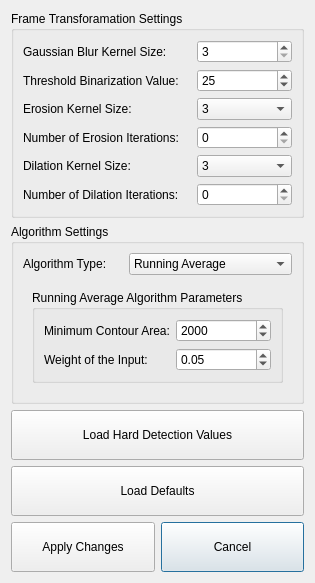
Old version of the form ui/motionDetectionSettingsDialog.ui in the repository dmitar257/MotionDetector.
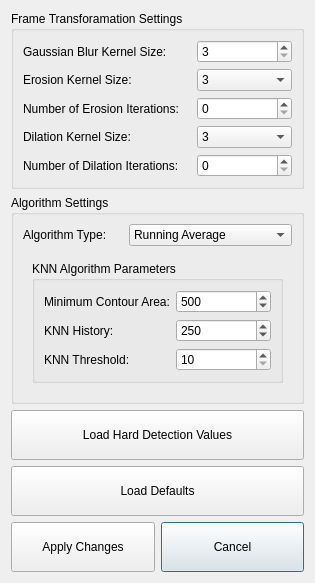
New version of the form.

```diff
--- a/ui/motionDetectionSettingsDialog.ui
+++ b/ui/motionDetectionSettingsDialog.ui
@@ -21,32 +21,27 @@
      </property>
      <layout class="QGridLayout" name="gridLayout_2">
       <item row="3" column="2">
-       <widget class="QSpinBox" name="ErosionNumOfItersSpinBox"/>
-      </item>
-      <item row="2" column="0">
-       <widget class="QLabel" name="ErosionKernelSizeLabel">
-        <property name="text">
-         <string>Erosion Kernel Size:</string>
+       <widget class="QComboBox" name="DilationKernelSizeComboBox">
+        <property name="currentIndex">
+         <number>0</number>
         </property>
+        <item>
+         <property name="text">
+          <string>3</string>
+         </property>
+        </item>
+        <item>
+         <property name="text">
+          <string>5</string>
+         </property>
+        </item>
+        <item>
+         <property name="text">
+          <string>7</string>
+         </property>
+        </item>
        </widget>
       </item>
-      <item row="0" column="0" colspan="2">
-       <widget class="QLabel" name="GaussianBlurKernleSizeLabel">
-        <property name="text">
-         <string>Gaussian Blur Kernel Size:</string>
-        </property>
-       </widget>
-      </item>
-      <item row="4" column="0">
-       <widget class="QLabel" name="DilationKernelSizeLabel">
-        <property name="text">
-         <string>Dilation Kernel Size:</string>
-        </property>
-       </widget>
-      </item>
-      <item row="5" column="2">
-       <widget class="QSpinBox" name="DilationNumOfItersSpinBox"/>
-      </item>
       <item row="0" column="2">
        <widget class="QSpinBox" name="GaussianBlurKernleSizeSpinBox">
         <property name="minimumSize">
@@ -66,24 +61,15 @@
         </property>
        </widget>
       </item>
+      <item row="1" column="0">
+       <widget class="QLabel" name="ErosionKernelSizeLabel">
+        <property name="text">
+         <string>Erosion Kernel Size:</string>
+        </property>
+       </widget>
+      </item>
       <item row="1" column="2">
-       <widget class="QSpinBox" name="ThresholdBinarizationSpinBox">
-        <property name="minimum">
-         <number>0</number>
-        </property>
-        <property name="maximum">
-         <number>255</number>
-        </property>
-        <property name="singleStep">
-         <number>1</number>
-        </property>
-        <property name="value">
-         <number>25</number>
-        </property>
-       </widget>
-      </item>
-      <item row="4" column="2">
-       <widget class="QComboBox" name="DilationKernelSizeComboBox">
+       <widget class="QComboBox" name="ErosionKernelSizeComboBox">
         <property name="currentIndex">
          <number>0</number>
         </property>
@@ -104,48 +90,39 @@
         </item>
        </widget>
       </item>
-      <item row="5" column="0" colspan="2">
+      <item row="3" column="0">
+       <widget class="QLabel" name="DilationKernelSizeLabel">
+        <property name="text">
+         <string>Dilation Kernel Size:</string>
+        </property>
+       </widget>
+      </item>
+      <item row="2" column="2">
+       <widget class="QSpinBox" name="ErosionNumOfItersSpinBox"/>
+      </item>
+      <item row="4" column="0" colspan="2">
        <widget class="QLabel" name="DilationNumOfItersLabel">
         <property name="text">
          <string>Number of Dilation Iterations:</string>
         </property>
        </widget>
       </item>
-      <item row="3" column="0" colspan="2">
+      <item row="0" column="0" colspan="2">
+       <widget class="QLabel" name="GaussianBlurKernleSizeLabel">
+        <property name="text">
+         <string>Gaussian Blur Kernel Size:</string>
+        </property>
+       </widget>
+      </item>
+      <item row="2" column="0" colspan="2">
        <widget class="QLabel" name="ErosionNumOfItersLabel">
         <property name="text">
          <string>Number of Erosion Iterations:</string>
         </property>
        </widget>
       </item>
-      <item row="2" column="2">
-       <widget class="QComboBox" name="ErosionKernelSizeComboBox">
-        <property name="currentIndex">
-         <number>0</number>
-        </property>
-        <item>
-         <property name="text">
-          <string>3</string>
-         </property>
-        </item>
-        <item>
-         <property name="text">
-          <string>5</string>
-         </property>
-        </item>
-        <item>
-         <property name="text">
-          <string>7</string>
-         </property>
-        </item>
-       </widget>
-      </item>
-      <item row="1" column="0" colspan="2">
-       <widget class="QLabel" name="ThresholdBinarizationLabel">
-        <property name="text">
-         <string>Threshold Binarization Value:</string>
-        </property>
-       </widget>
+      <item row="4" column="2">
+       <widget class="QSpinBox" name="DilationNumOfItersSpinBox"/>
       </item>
      </layout>
     </widget>
@@ -204,7 +181,7 @@
       <item row="1" column="0" colspan="2">
        <widget class="QStackedWidget" name="stackedWidget">
         <property name="currentIndex">
-         <number>0</number>
+         <number>2</number>
         </property>
         <widget class="QWidget" name="page">
          <layout class="QGridLayout" name="gridLayout_4">
@@ -348,6 +325,119 @@
                </property>
               </widget>
              </item>
+             <item row="0" column="0">
+              <widget class="QLabel" name="GMMinAreaLabel">
+               <property name="text">
+                <string>Minimum Contour Area:</string>
+               </property>
+              </widget>
+             </item>
+             <item row="2" column="0">
+              <widget class="QLabel" name="ThresholdGaussianMixtureLabel">
+               <property name="text">
+                <string>Threshold VAR:</string>
+               </property>
+              </widget>
+             </item>
+             <item row="2" column="2">
+              <widget class="QSpinBox" name="ThresholdGaussianMixtureSpinBox">
+               <property name="minimum">
+                <number>10</number>
+               </property>
+               <property name="maximum">
+                <number>150</number>
+               </property>
+              </widget>
+             </item>
+            </layout>
+           </widget>
+          </item>
+         </layout>
+        </widget>
+        <widget class="QWidget" name="page_3">
+         <layout class="QGridLayout" name="gridLayout_8">
+          <item row="0" column="0">
+           <widget class="QGroupBox" name="groupBox_5">
+            <property name="title">
+             <string>KNN Algorithm Parameters</string>
+            </property>
+            <layout class="QGridLayout" name="gridLayout_7">
+             <item row="1" column="0">
+              <widget class="QLabel" name="KNNHistoryLabel">
+               <property name="text">
+                <string>KNN History:</string>
+               </property>
+              </widget>
+             </item>
+             <item row="0" column="2">
+              <widget class="QSpinBox" name="KNNMinAreaSpinBox">
+               <property name="minimumSize">
+                <size>
+                 <width>95</width>
+                 <height>0</height>
+                </size>
+               </property>
+               <property name="minimum">
+                <number>100</number>
+               </property>
+               <property name="maximum">
+                <number>10000</number>
+               </property>
+               <property name="value">
+                <number>500</number>
+               </property>
+              </widget>
+             </item>
+             <item row="1" column="2">
+              <widget class="QSpinBox" name="KNNHistorySpinBox">
+               <property name="minimum">
+                <number>10</number>
+               </property>
+               <property name="maximum">
+                <number>10000</number>
+               </property>
+               <property name="value">
+                <number>250</number>
+               </property>
+              </widget>
+             </item>
+             <item row="0" column="0">
+              <widget class="QLabel" name="KNNMinAreaLabel">
+               <property name="text">
+                <string>Minimum Contour Area:</string>
+               </property>
+              </widget>
+             </item>
+             <item row="0" column="1">
+              <spacer name="horizontalSpacer_3">
+               <property name="orientation">
+                <enum>Qt::Horizontal</enum>
+               </property>
+               <property name="sizeHint" stdset="0">
+                <size>
+                 <width>20</width>
+                 <height>20</height>
+                </size>
+               </property>
+              </spacer>
+             </item>
+             <item row="2" column="0">
+              <widget class="QLabel" name="KNNThresholdLabel">
+               <property name="text">
+                <string>KNN Threshold:</string>
+               </property>
+              </widget>
+             </item>
+             <item row="2" column="2">
+              <widget class="QSpinBox" name="KNNThresholdSpinBox">
+               <property name="minimum">
+                <number>10</number>
+               </property>
+               <property name="maximum">
+                <number>1000</number>
+               </property>
+              </widget>
+             </item>
             </layout>
            </widget>
           </item>
```
Left out of the diff: 232 changed lines with no effect on the pictures.
